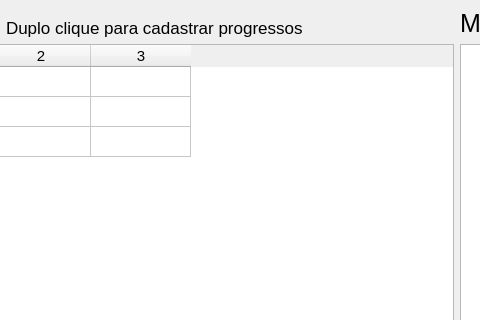
First picture: the form in telas/principal.ui, repository lucasHashi/Organizador-Metas, before the edit; both pictures show x 132 to 612 and y 0 to 320 of the 1105 by 717 pixel window.
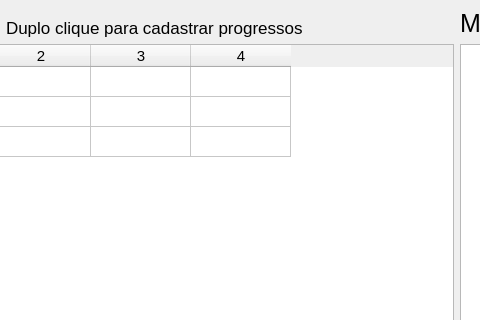
Second picture: the form after the edit.

What changed in the file:
```diff
--- a/telas/principal.ui
+++ b/telas/principal.ui
@@ -70,7 +70,7 @@
            <number>3</number>
           </property>
           <property name="columnCount">
-           <number>3</number>
+           <number>4</number>
           </property>
           <row/>
           <row/>
@@ -78,6 +78,7 @@
           <column/>
           <column/>
           <column/>
+          <column/>
          </widget>
         </item>
        </layout>
```
